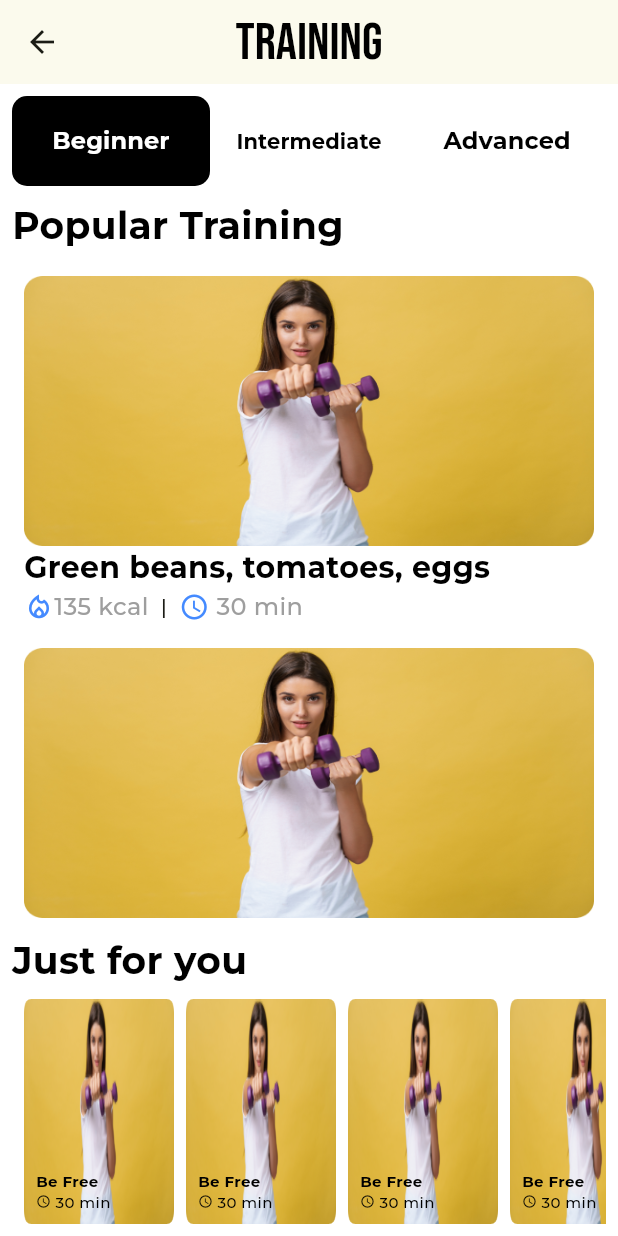
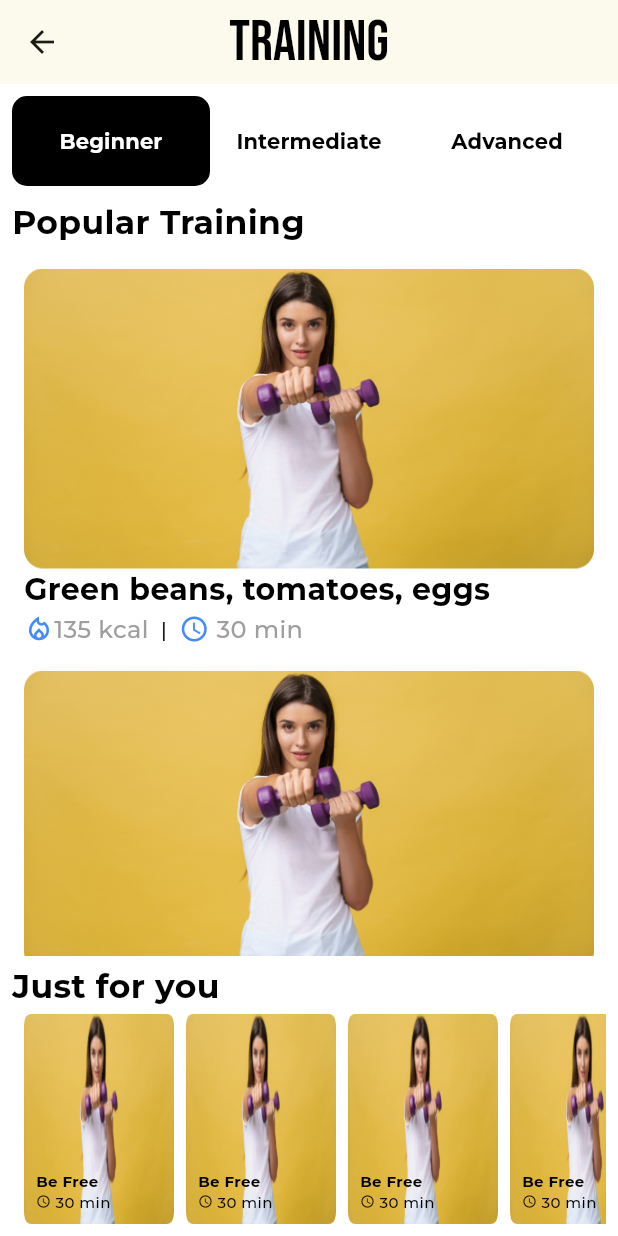
Before and after one commit to ahmedmagdy99101/fitness_app, a Flutter app: the screen it shows after launch, in the side drawer, after a tap on "Training", on a phone screen of 412 x 824 dp. Run offline on Flutter 3.47's test engine with Material 3 defaults, Android fonts, the phone set to English and light mode, and no system bars; our stand-ins replace custom_navigation_bar, firebase_core, flutter_bloc, image_picker; accounts and stored records are empty; project files that could hold a hidden picture were left out.

Commit message:
edit training

```diff
--- a/lib/screens/training_screen/training_screen.dart
+++ b/lib/screens/training_screen/training_screen.dart
@@ -20,7 +20,7 @@ class _TrainingScreenState extends State<TrainingScreen> {
           'TRAINING',
           style: TextStyle(
             color: Colors.black,
-            fontSize: 35,
+            fontSize: 38,
             fontWeight: FontWeight.w400,
             fontFamily: 'Bebas',
           ),
@@ -54,7 +54,7 @@ class _TrainingScreenState extends State<TrainingScreen> {
                           color: selectedCategory == 'Beginner'
                               ? Colors.white
                               : Colors.black,
-                          fontSize: 16,
+                          fontSize: 14,
                           fontWeight: FontWeight.w700,
                         ),
                       )),
@@ -109,7 +109,7 @@ class _TrainingScreenState extends State<TrainingScreen> {
                           color: selectedCategory == 'Advanced'
                               ? Colors.white
                               : Colors.black,
-                          fontSize: 16,
+                          fontSize: 14,
                           fontWeight: FontWeight.w700,
                         ),
                       )),
@@ -125,7 +125,7 @@ class _TrainingScreenState extends State<TrainingScreen> {
                 'Popular Training',
                 style: TextStyle(
                   color: Colors.black,
-                  fontSize: 25,
+                  fontSize: 22,
                   fontWeight: FontWeight.w700,
                   fontFamily: 'Montserrat',
                 ),
@@ -134,13 +134,13 @@ class _TrainingScreenState extends State<TrainingScreen> {
             const PopularTrainingWidget(),
             const Padding(
               padding: EdgeInsets.symmetric(
-                vertical: 8
+                vertical: 4
               ),
               child: Text(
                 'Just for you',
                 style: TextStyle(
                   color: Colors.black,
-                  fontSize: 25,
+                  fontSize: 22,
                   fontWeight: FontWeight.w700,
                   fontFamily: 'Montserrat',
                 ),
--- a/lib/screens/training_screen/training_widget/just_for_you_widget.dart
+++ b/lib/screens/training_screen/training_widget/just_for_you_widget.dart
@@ -6,7 +6,7 @@ class JustForYouWidget extends StatelessWidget {
   @override
   Widget build(BuildContext context) {
     return SizedBox(
-      height: 150,
+      height: 140,
       child: ListView.builder(
         scrollDirection: Axis.horizontal,
         itemBuilder: (BuildContext context, int index) => justForYouCard(),
@@ -27,7 +27,7 @@ class JustForYouWidget extends StatelessWidget {
                     borderRadius: BorderRadius.circular(5),
                     child: Image.asset(
                       "assets/images/workout.png",
-                      height: 150,
+                      height: 140,
                       width:100,
                       fit: BoxFit.fill,
                     )),
--- a/lib/screens/training_screen/training_widget/popular_training_widget.dart
+++ b/lib/screens/training_screen/training_widget/popular_training_widget.dart
@@ -23,7 +23,7 @@ class PopularTrainingWidget extends StatelessWidget {
                 borderRadius: BorderRadius.circular(5),
                 child: Image.asset(
                   "assets/images/workout.png",
-                  height: 180,
+                  height: 200,
                   width: double.infinity,
                   fit: BoxFit.fill,
                 )),
```
